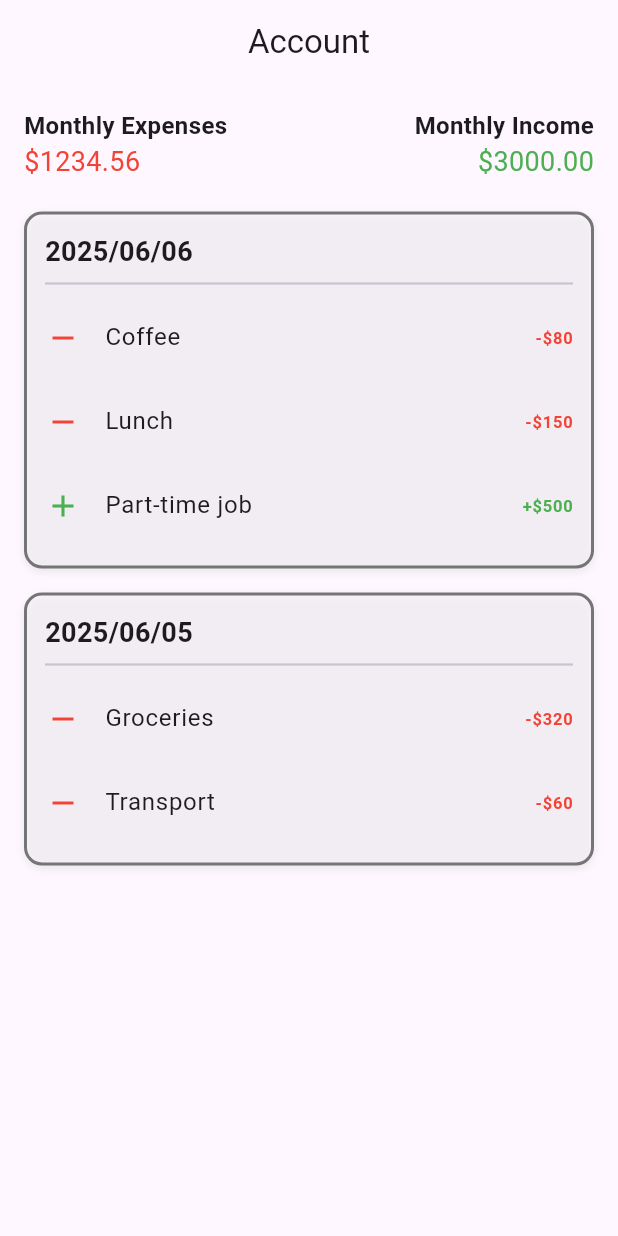
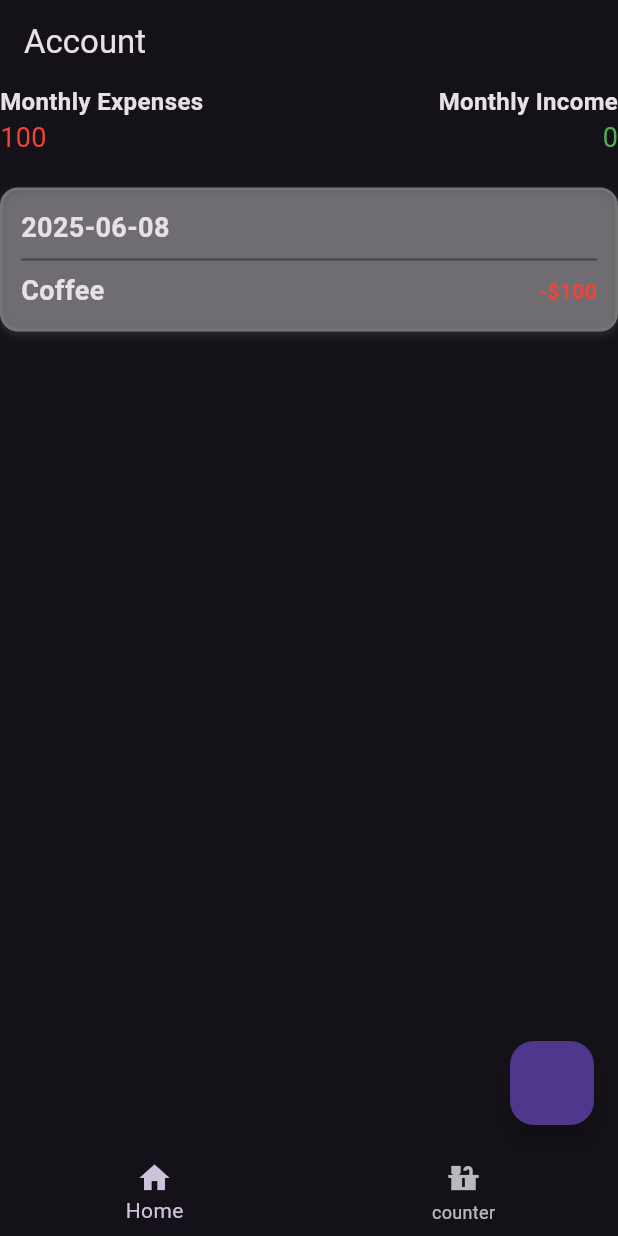
Before and after one commit to SmallLava/Account_hw, a Flutter app: the screen it shows after launch, on a phone screen of 412 x 824 dp. Run offline on Flutter 3.47's test engine with Material 3 defaults, Android fonts, the phone set to English and light mode, and no system bars; our stand-ins replace flutter_gemini, gap, speech_to_text; missing offline and left inert: simple_calculator_flutter.

Commit message:
fix main error & init speech to text & create BottomBar

````diff
--- a/lib/constants.dart
+++ b/lib/constants.dart
@@ -4,7 +4,7 @@ const List<String> income = [
   "Passive",
 ];
 
-const List<String> Expense = [
+const List<String> expense = [
   "Traffic",
   "Luxury",
   "Drink",
--- /dev/null
+++ b/lib/controller/gemini_connect.dart
@@ -0,0 +1,34 @@
+import 'package:flutter_gemini/flutter_gemini.dart';
+import 'dart:convert';
+import 'package:account_hw/constants.dart';
+
+String format = '。把以上的敘述以以下格式回傳 {"title" : (標題), "price" : (價錢), "date" : (時間 格式為yyyy-mm-dd), "isIncome" : (根據敘述 是收入則true反之false), "type" : (根據敘述決定類別,是收入則包含$income,是支出則包含$expense)';
+class GeminiService {
+  void sendToGemini() {
+    Gemini.init(apiKey: apiKey, enableDebugging: true);
+
+    Gemini.instance.prompt(parts: [
+      Part.text('我今天中午吃麥當勞花了兩百元$format'),
+    ]).then((value) {
+      String result = value!.output!.replaceAll('```json', '').replaceAll('```', '');
+      if(result.isNotEmpty)
+      {
+        final jsonFormatResponse = jsonDecode(result);
+
+      }
+    });
+  }
+}
+
+// Gemini.init(apiKey: apiKey, enableDebugging: true);
+//
+// Gemini.instance.prompt(parts: [
+// Part.text('我今天中午吃麥當勞花了兩百元$format'),
+// ]).then((value) {
+// String result = value!.output!.replaceAll('```json', '').replaceAll('```', '');
+// if(result.isNotEmpty)
+// {
+// final jsonFormatResponse = jsonDecode(result);
+// print(jsonFormatResponse);
+// }
+// });
--- a/lib/controller/record_Service.dart
+++ b/lib/controller/record_Service.dart
@@ -1,9 +1,35 @@
 import '../model/recordcard.dart';
 
-class recordService {
+class RecordService {
   final List<RecordCard> _record = [
     RecordCard(dateTime: DateTime.now(), name: "Coffee", price: 100, isIncome: false, type: "Drink"),
   ];
 
   List<RecordCard> get record => _record;
+
+  void addCard({required DateTime date,required String name, required int price, required bool isIncome, required String type}) {
+    _record.add(
+      RecordCard(dateTime: date, name: name, price: price, isIncome: isIncome, type: type)
+    );
+  }
+
+  int getIncome() {
+    int sum = 0;
+    for(final r in record) {
+      if(r.isIncome) {
+        sum += r.price;
+      }
+    }
+    return sum;
+  }
+
+  int getExpense() {
+    int sum = 0;
+    for(final r in record) {
+      if(!r.isIncome) {
+        sum += r.price;
+      }
+    }
+    return sum;
+  }
 }
--- a/lib/main.dart
+++ b/lib/main.dart
@@ -1,57 +1,38 @@
+import 'package:account_hw/controller/SpeechService.dart';
+import 'package:account_hw/controller/record_Service.dart';
 import 'package:flutter/material.dart';
+import 'view/Transaction.dart';
+import 'package:intl/intl.dart';
 
 void main() => runApp(MyApp());
 
 class MyApp extends StatelessWidget {
+  const MyApp({super.key});
+
   @override
   Widget build(BuildContext context) {
     return MaterialApp(
       title: 'Budget App',
-      home: Scaffold(
-        appBar: AppBar(
-          title: Text('Account'),
-          centerTitle: true,
-        ),
-        body: Padding(
-          padding: const EdgeInsets.all(16.0),
-          child: HomePage(
-            expenses: 1234.56,
-            income: 3000.00,
-          ),
-        ),
-      ),
+      home: HomePage(),
+      theme: ThemeData.dark(),
     );
   }
 }
 
-class HomePage extends StatelessWidget {
-  final double expenses;
-  final double income;
-
-  HomePage({
-    Key? key,
-    required this.expenses,
-    required this.income,
-  }) : super(key: key);
-
-  final Map<String, List<Map<String, dynamic>>> recordsByDate = {
-    '2025/06/06': [
-      {'type': 'expense', 'item': 'Coffee', 'amount': 80},
-      {'type': 'expense', 'item': 'Lunch', 'amount': 150},
-      {'type': 'income', 'item': 'Part-time job', 'amount': 500},
-    ],
-    '2025/06/05': [
-      {'type': 'expense', 'item': 'Groceries', 'amount': 320},
-      {'type': 'expense', 'item': 'Transport', 'amount': 60},
-    ],
-  };
+class HomePage extends StatefulWidget {
+  const HomePage({super.key});
 
   @override
-  Widget build(BuildContext context) {
-    final List<String> sortedDates = recordsByDate.keys.toList()
-      ..sort((a, b) => b.compareTo(a)); // 最新日期在上方
+  State<HomePage> createState() => _HomePageState();
+}
 
-    return Column(
+class _HomePageState extends State<HomePage> {
+  final RecordService _record = RecordService();
+  final SpeechService _speech = SpeechService();
+  int _currentIndex = 0;
+
+  List<Widget> get _pages => [
+    Column(
       crossAxisAlignment: CrossAxisAlignment.start,
       children: [
         // 🔺 顯示月支出/收入
@@ -69,7 +50,7 @@ class HomePage extends StatelessWidget {
                   ),
                 ),
                 Text(
-                  '\$${expenses.toStringAsFixed(2)}',
+                  _record.getExpense().toString(),
                   style: TextStyle(
                     color: Colors.red,
                     fontSize: 18,
@@ -92,7 +73,7 @@ class HomePage extends StatelessWidget {
                   ),
                 ),
                 Text(
-                  '\$${income.toStringAsFixed(2)}',
+                  _record.getIncome().toString(),
                   style: TextStyle(
                     color: Colors.green,
                     fontSize: 18,
@@ -102,16 +83,12 @@ class HomePage extends StatelessWidget {
             ),
           ],
         ),
-
         SizedBox(height: 20),
-
-        // 🔽 記錄清單（每日一個Container）
+        // 🔽 記錄清單（每筆資料一個Container）
         Expanded(
           child: ListView.builder(
-            itemCount: sortedDates.length,
+            itemCount: _record.record.length,
             itemBuilder: (context, index) {
-              final date = sortedDates[index];
-              final records = recordsByDate[date]!;
 
               return Container(
                 margin: EdgeInsets.only(bottom: 16),
@@ -133,33 +110,32 @@ class HomePage extends StatelessWidget {
                   children: [
                     // 日期
                     Text(
-                      date,
+                      DateFormat('yyyy-MM-dd').format(_record.record[index].dateTime),
                       style: TextStyle(
                         fontSize: 18,
                         fontWeight: FontWeight.bold,
                       ),
                     ),
                     Divider(thickness: 1.5),
-
-                    // 記錄清單
-                    ...records.map((record) {
-                      final isExpense = record['type'] == 'expense';
-                      return ListTile(
-                        contentPadding: EdgeInsets.zero,
-                        leading: Icon(
-                          isExpense ? Icons.remove : Icons.add,
-                          color: isExpense ? Colors.red : Colors.green,
-                        ),
-                        title: Text(record['item']),
-                        trailing: Text(
-                          '${isExpense ? '-' : '+'}\$${record['amount']}',
+                    Row(
+                      mainAxisAlignment: MainAxisAlignment.spaceBetween,
+                      children: [
+                        Text(
+                            _record.record[index].name,
                           style: TextStyle(
-                            color: isExpense ? Colors.red : Colors.green,
+                            fontSize: 18,
                             fontWeight: FontWeight.bold,
                           ),
                         ),
-                      );
-                    }).toList(),
+                        Text(
+                          '${_record.record[index].isIncome ? '+' : '-'}\$${_record.record[index].price}',
+                          style: TextStyle(
+                            color: _record.record[index].isIncome ? Colors.green : Colors.red,
+                            fontWeight: FontWeight.bold,
+                          ),
+                        ),
+                      ],
+                    ),
                   ],
                 ),
               );
@@ -167,6 +143,57 @@ class HomePage extends StatelessWidget {
           ),
         ),
       ],
+    ),
+    Transaction(),
+  ];
+
+  @override
+  void initState() {
+    // TODO: implement initState
+    super.initState();
+    _initSpeech();
+  }
+
+  Future<void> _initSpeech() async {
+    await _speech.initSpeech();
+  }
+
+  @override
+  Widget build(BuildContext context) {
+    return Scaffold(
+      floatingActionButton: FloatingActionButton(
+        onPressed: () {
+          _speech.listening((text) async{
+
+          });
+        },
+      ),
+      appBar: AppBar(title: const Text("Account"),),
+      body: _pages[_currentIndex],
+
+      bottomNavigationBar: BottomNavigationBar(
+        currentIndex: _currentIndex,
+        onTap: (int index) {
+          setState(() {
+            _currentIndex = index;
+          });
+        },
+        items: const [
+          BottomNavigationBarItem(
+            icon: Icon(Icons.home),
+            label: 'Home',
+          ),
+          BottomNavigationBarItem(
+            icon: Icon(Icons.countertops),
+            label: 'counter'
+          )
+        ],
+      ),
     );
   }
 }
+
+// Icon(
+// isExpense ? Icons.remove : Icons.add,
+// color: isExpense ? Colors.red : Colors.green,
+// ),
--- a/lib/view/Transaction.dart
+++ b/lib/view/Transaction.dart
@@ -5,7 +5,7 @@
 
 
 class Transaction extends StatefulWidget {
-  Transaction({super.key});
+  const Transaction({super.key});
 
   @override
   State<Transaction> createState() => _TransactionState();
--- a/pubspec.yaml
+++ b/pubspec.yaml
@@ -36,6 +36,9 @@ dependencies:
   cupertino_icons: ^1.0.8
   speech_to_text: ^7.0.0
   flutter_gemini: ^3.0.0
+  gap: ^3.0.1
+  simple_calculator_flutter: ^1.0.1
+  intl: ^0.20.2
 
 dev_dependencies:
   flutter_test:
````
Also changed, not shown: pubspec.lock.
